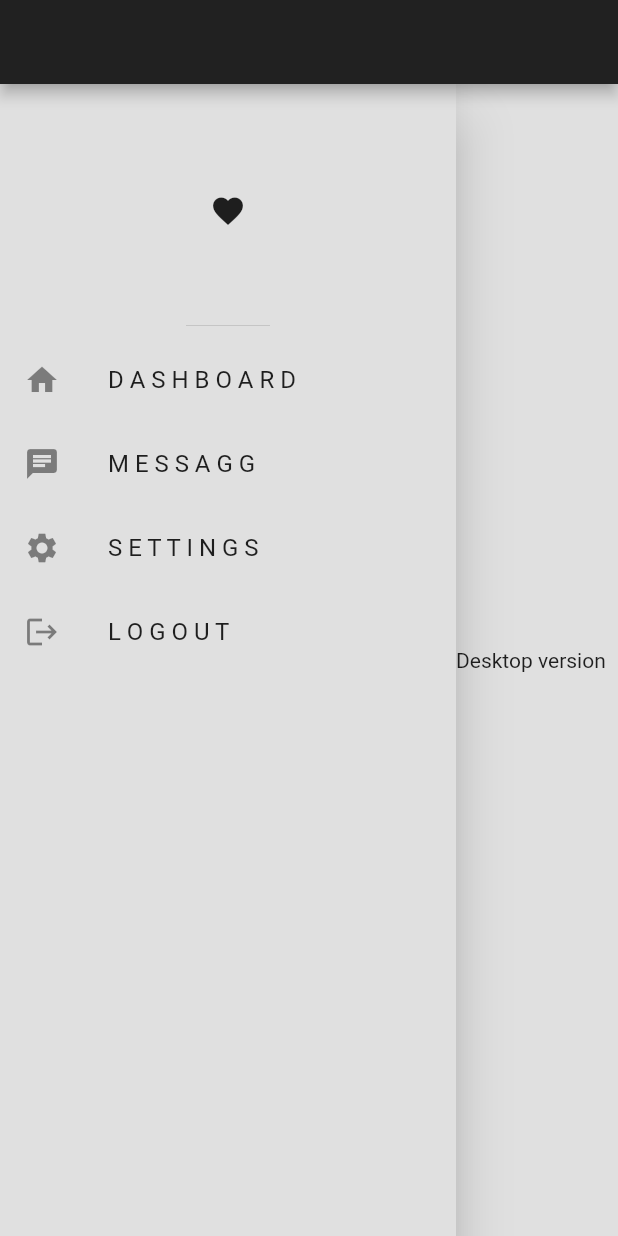
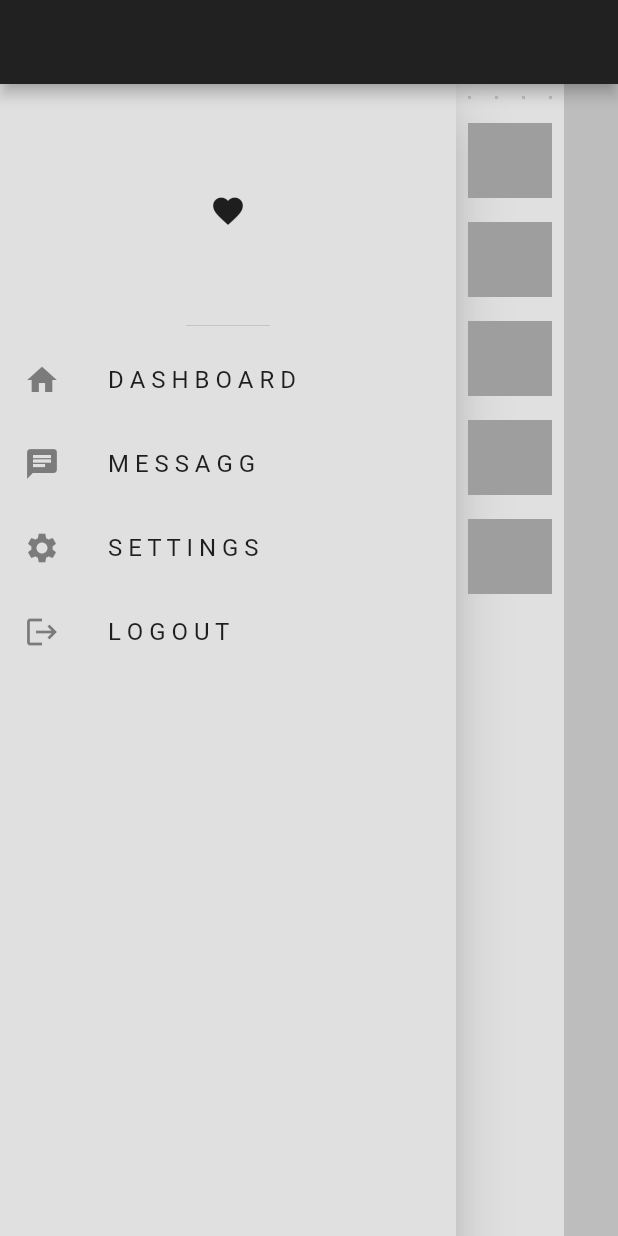
Before and after one commit to soltani-ard/responsive_ui_flutter, a Flutter app: the DesktopScaffold screen opened directly, on a phone screen of 412 x 824 dp. Run offline on Flutter 3.47's test engine with Material 2 defaults, Android fonts, the phone set to English and light mode, and no system bars.

Commit message:
add body responsive to project.

```diff
--- a/lib/responsive/desktop_scafold.dart
+++ b/lib/responsive/desktop_scafold.dart
@@ -1,5 +1,7 @@
 import 'package:flutter/material.dart';
 import 'package:responsive_ui/constants.dart';
+import 'package:responsive_ui/utils/my_box.dart';
+import 'package:responsive_ui/utils/my_tile.dart';
 
 class DesktopScaffold extends StatefulWidget {
   const DesktopScaffold({super.key});
@@ -17,7 +19,39 @@ class _DesktopScaffoldState extends State<DesktopScaffold> {
       body: Row(
         children: [
           myDrawer,
-          const Center(child: Text('Desktop version'),),
+          Expanded(
+            flex: 2,
+            child: Column(
+              children: [
+                // 4 box on the top
+                AspectRatio(
+                  aspectRatio: 4,
+                  child: SizedBox(
+                    width: double.infinity,
+                    child: GridView.builder(
+                      itemCount: 4,
+                      gridDelegate: const SliverGridDelegateWithFixedCrossAxisCount(
+                          crossAxisCount: 4),
+                      itemBuilder: (context, index) {
+                        return const MyBox();
+                      },
+                    ),
+                  ),
+                ),
+
+                // tiles below it
+                Expanded(child: ListView.builder(
+                  itemCount: 5,
+                  itemBuilder: (context, index) {
+                    return const MyTile();
+                  },)),
+              ],
+            ),
+          ),
+          Expanded(child: Column(children: [
+            Expanded(child: Container(color: Colors.grey[400],))
+          ],)),
+
         ],
       ),
     );
--- /dev/null
+++ b/lib/utils/my_box.dart
@@ -0,0 +1,15 @@
+import 'package:flutter/material.dart';
+
+class MyBox extends StatelessWidget {
+  const MyBox({super.key});
+
+  @override
+  Widget build(BuildContext context) {
+    return Padding(
+      padding: const EdgeInsets.all(8.0),
+      child: Container(
+        color: Colors.grey[400],
+      ),
+    );
+  }
+}
--- /dev/null
+++ b/lib/utils/my_tile.dart
@@ -0,0 +1,16 @@
+import 'package:flutter/material.dart';
+
+class MyTile extends StatelessWidget {
+  const MyTile({super.key});
+
+  @override
+  Widget build(BuildContext context) {
+    return Padding(
+      padding: const EdgeInsets.all(8.0),
+      child: Container(
+        color: Colors.grey[500],
+        height: 50,
+      ),
+    );
+  }
+}
```
Also changed, not shown: lib/responsive/mobile_scaffold.dart (+31 -5 lines), lib/responsive/tablet_scaffold.dart (+28 -1 lines).
